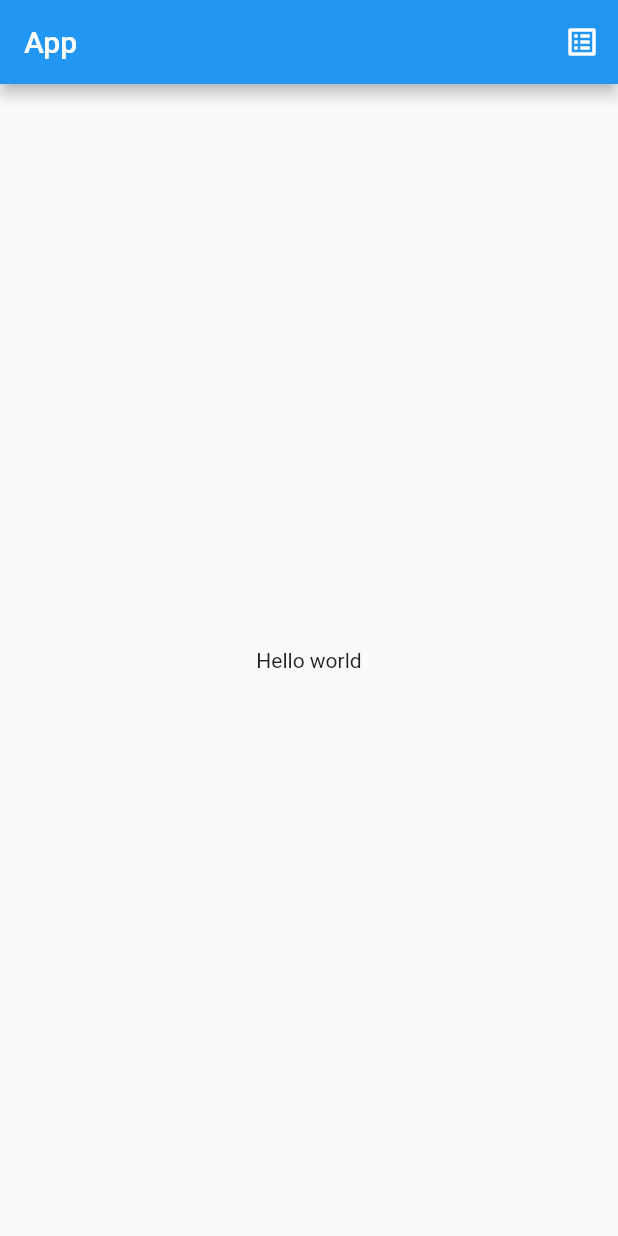
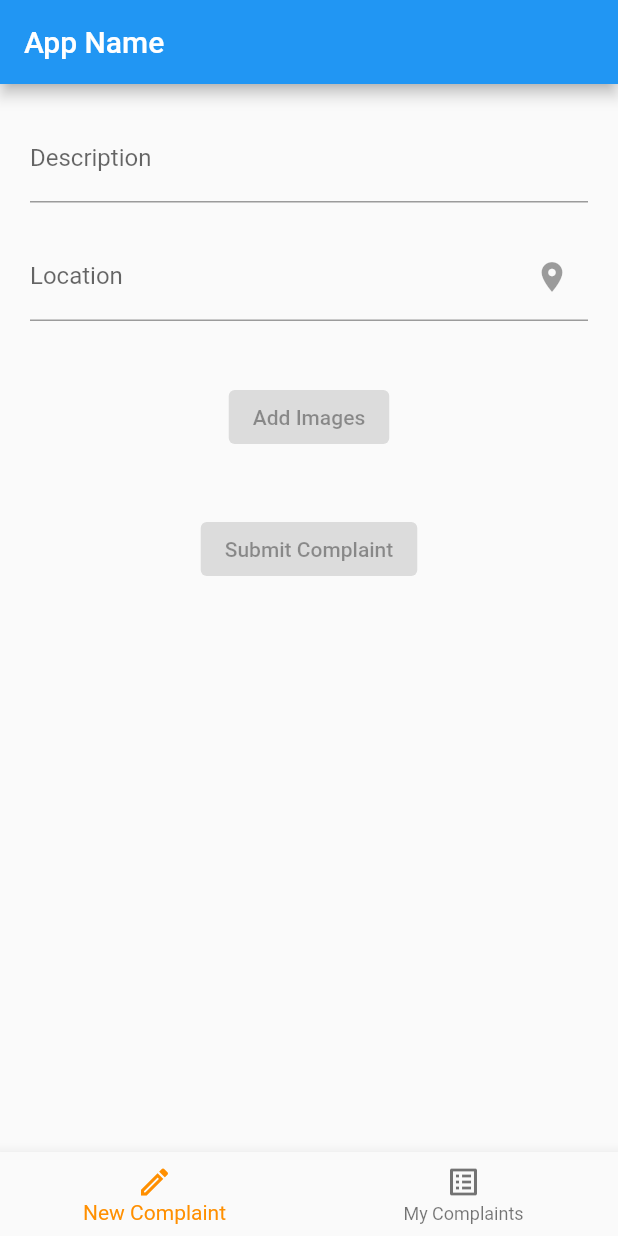
Before and after one commit to WebOps-and-Blockchain-Club/clinsti-mobile-client, a Flutter app: the screen it shows after launch, on a phone screen of 412 x 824 dp. Run offline on Flutter 3.47's test engine with Material 2 defaults, Android fonts, the phone set to English and light mode, and no system bars.

```diff
--- a/lib/screens/HomeScreen/main.dart
+++ b/lib/screens/HomeScreen/main.dart
@@ -1,27 +1,82 @@
 import 'package:app_client/screens/ViewComplaints/main.dart';
+import 'package:app_client/screens/NewComplaint/main.dart';
 import "package:flutter/material.dart";
 
-class HomeScreen extends StatelessWidget {
+// class HomeScreen extends StatelessWidget {
+//
+//
+//
+//   @override
+//   Widget build(BuildContext context) {
+//     // return Scaffold(
+//     //   appBar: AppBar(
+//     //     title: Text("App"),
+//     //     actions: <Widget>[
+//     //       IconButton(
+//     //           icon: Icon(Icons.list_alt),
+//     //           onPressed: () {
+//     //             Navigator.push(
+//     //                 context,
+//     //                 MaterialPageRoute(
+//     //                     builder: (context) => ViewComplaintScreen()));
+//     //           }),
+//     //       IconButton(
+//     //         icon: Icon(Icons.edit_outlined),
+//     //         onPressed: (){
+//     //           Navigator.push(context, MaterialPageRoute(builder: (context) => NewComplaintScreen()));
+//     //         }
+//     //       )
+//     //     ],
+//     //   ),
+//     //   body: Center(
+//     //     child: Text("Hello world"),
+//     //   ),
+//     // );
+//
+//
+//   }
+// }
+
+class HomeScreen extends StatefulWidget {
   static const routeName = "/home";
+  @override
+  _HomeScreenState createState() => _HomeScreenState();
+}
+
+class _HomeScreenState extends State<HomeScreen> {
+
+  int index = 0;
+
+  void _onItemTap(int i){
+    setState(() {
+      index = i;
+    });
+  }
 
   @override
   Widget build(BuildContext context) {
     return Scaffold(
       appBar: AppBar(
-        title: Text("App"),
-        actions: <Widget>[
-          IconButton(
-              icon: Icon(Icons.list_alt),
-              onPressed: () {
-                Navigator.push(
-                    context,
-                    MaterialPageRoute(
-                        builder: (context) => ViewComplaintScreen()));
-              })
-        ],
+        automaticallyImplyLeading: false,
+        title: Text("App Name"),
       ),
       body: Center(
-        child: Text("Hello world"),
+        child: (index == 0) ? NewComplaintScreen() : ViewComplaintScreen(),
+      ),
+      bottomNavigationBar: BottomNavigationBar(
+          items: <BottomNavigationBarItem>[
+            BottomNavigationBarItem(
+                icon: Icon(Icons.edit_outlined),
+                label: "New Complaint"
+            ),
+            BottomNavigationBarItem(
+                icon: Icon(Icons.list_alt),
+                label: "My Complaints"
+            )
+          ],
+        currentIndex: index,
+        onTap: _onItemTap,
+        selectedItemColor: Colors.amber[800],
       ),
     );
   }
--- /dev/null
+++ b/lib/screens/NewComplaint/main.dart
@@ -0,0 +1,65 @@
+import "package:flutter/material.dart";
+
+class NewComplaintScreen extends StatefulWidget {
+  @override
+  _NewComplaintScreenState createState() => _NewComplaintScreenState();
+}
+
+class _NewComplaintScreenState extends State<NewComplaintScreen> {
+
+  TextEditingController compLocation = TextEditingController();
+  TextEditingController compDescription = TextEditingController();
+
+  @override
+  Widget build(BuildContext context) {
+    return ListView(
+      children: [
+        Padding(
+          padding: const EdgeInsets.symmetric(vertical: 20.0, horizontal: 20.0),
+          child: TextField(
+            decoration: InputDecoration(
+              labelText: 'Description',
+            ),
+            maxLines: null,
+            controller: compDescription,
+          ),
+        ),
+        Padding(
+          padding: const EdgeInsets.symmetric(horizontal: 20.0),
+          child: TextField(
+            decoration: InputDecoration(
+              labelText: 'Location',
+              suffixIcon: IconButton(
+                icon: Icon(Icons.location_on),
+                onPressed: null,
+              )
+            ),
+            controller: compLocation,
+            maxLines: null,
+          ),
+        ),
+        // SizedBox(
+        //   height: 40,
+        // ),
+        SizedBox(
+          height: 40,
+        ),
+        Center(
+          child: ElevatedButton(
+            child: Text('Add Images'),
+            onPressed: null,
+          ),
+        ),
+        SizedBox(
+          height: 40,
+        ),
+        Center(
+          child: ElevatedButton(
+            child: Text('Submit Complaint'),
+            onPressed: null,
+          ),
+        ),
+      ],
+    );
+  }
+}
--- a/lib/screens/ViewComplaints/main.dart
+++ b/lib/screens/ViewComplaints/main.dart
@@ -5,9 +5,6 @@ class ViewComplaintScreen extends StatelessWidget {
   @override
   Widget build(BuildContext context) {
     return Scaffold(
-      appBar: AppBar(
-        title: Text("Complaints"),
-      ),
       body: Center(
         child: ComplaintList(),
       ),
```
